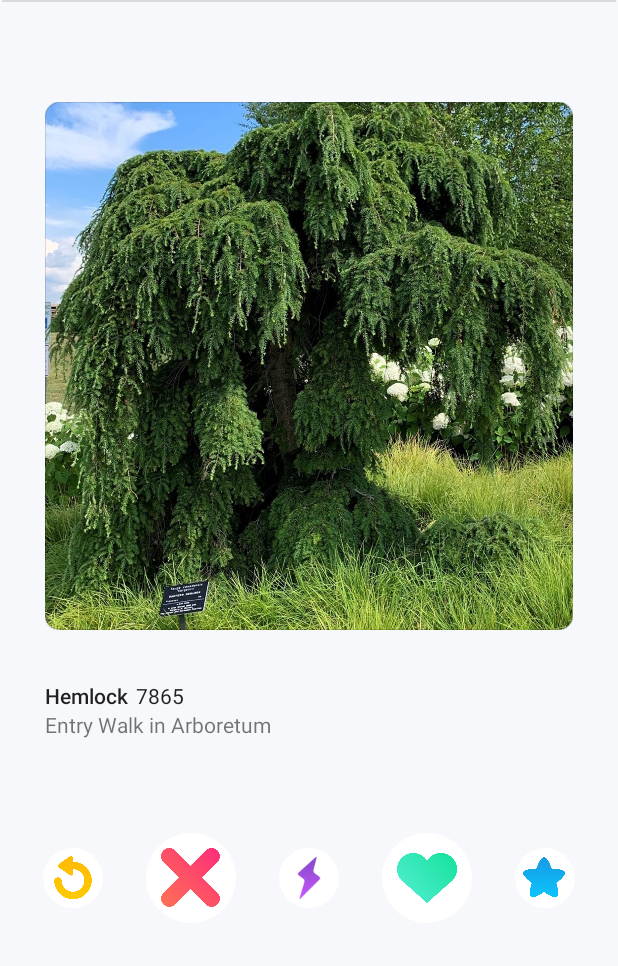
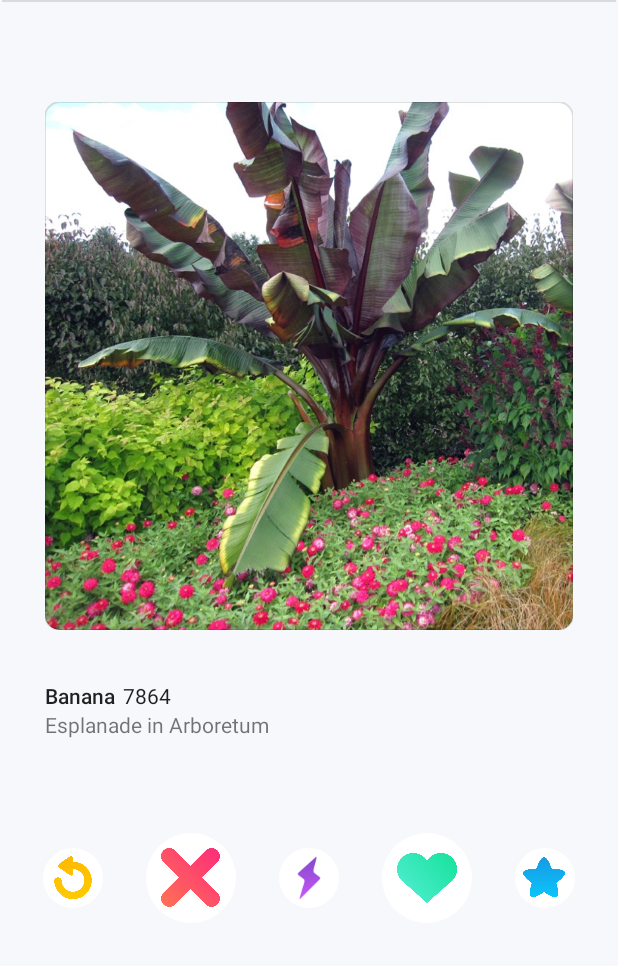
Before and after one commit to jiwagon/Treender-App, an Android app: the screen it shows after launch (MainActivity), after a tap on an icon or button, on a phone screen of 412 x 824 dp, the part 243-1209 px from its top. Run offline under Robolectric (Android 15) with nearby library versions, the phone set to English and light mode, and no system bars; 2 other taps on this screen came first.

Commit message:
final draft commit

```diff
--- a/app/src/main/java/edu/psu/ist/hcdd340/treender/MainActivity.java
+++ b/app/src/main/java/edu/psu/ist/hcdd340/treender/MainActivity.java
@@ -97,7 +97,6 @@ public class MainActivity extends AppCompatActivity implements View.OnClickListe
 
         ShapeableImageView rewind = findViewById(R.id.rewindIcon);
         rewind.setOnClickListener(this);
-
     }
 
     @Override
@@ -112,15 +111,19 @@ public class MainActivity extends AppCompatActivity implements View.OnClickListe
         if (eventSourceId == R.id.nopeIcon) {
             Log.d(TAG, "Nope button clicked!");
         }
+        // Handle the boost icon
         else if (eventSourceId == R.id.boostIcon) {
             Log.d(TAG, "Boost button clicked!");
         }
+        // Handle the like icon
         else if (eventSourceId == R.id.likeIcon) {
             Log.d(TAG, "Like button clicked!");
         }
+        // Handle the superlike icon
         else if (eventSourceId == R.id.superLikeIcon) {
             Log.d(TAG, "Superlike button clicked!");
         }
+        // Handle the rewind icon
         else if (eventSourceId == R.id.rewindIcon) {
             Log.d(TAG, "Rewind button clicked!");
         }
@@ -129,6 +132,21 @@ public class MainActivity extends AppCompatActivity implements View.OnClickListe
                 || (eventSourceId == R.id.likeIcon) || (eventSourceId == R.id.superLikeIcon)) {
 
             moveToNextProfile();
+
+            TextView nextTreeID = findViewById(R.id.treeID);
+            nextTreeID.setText(getCurrentProfile().getProfileID());
+
+            TextView nextTreeName = findViewById(R.id.treeName);
+            nextTreeName.setText(getCurrentProfile().getProfileName());
+
+            TextView nextTreeLocation = findViewById(R.id.locationText);
+            nextTreeLocation.setText(getCurrentProfile().getLocation());
+
+            ShapeableImageView nextTreeImage = findViewById(R.id.imageTree);
+            nextTreeImage.setImageResource(getCurrentProfile().getProfileImageID());
+        }
+        else if (eventSourceId == R.id.rewindIcon) {
+            moveToPreviousProfile();
 
             TextView nextTreeID = findViewById(R.id.treeID);
             nextTreeID.setText(getCurrentProfile().getProfileID());
@@ -169,6 +187,4 @@ public class MainActivity extends AppCompatActivity implements View.OnClickListe
     private TreeProfile getCurrentProfile() {
         return TREE_PROFILES[index];
     }
-
-
 }
```
